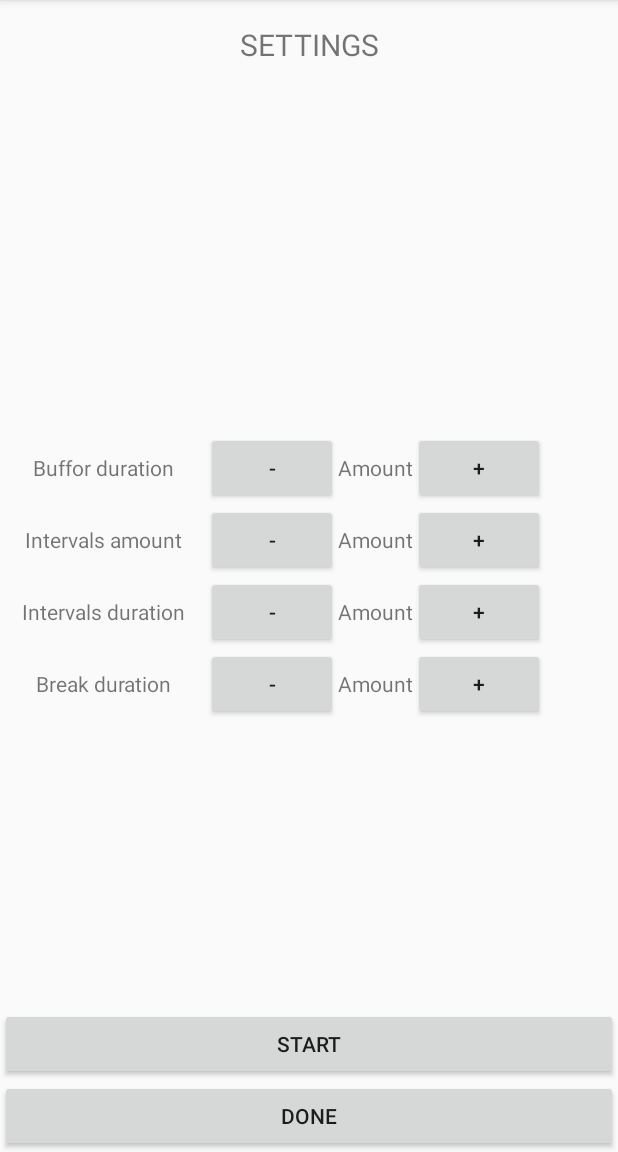
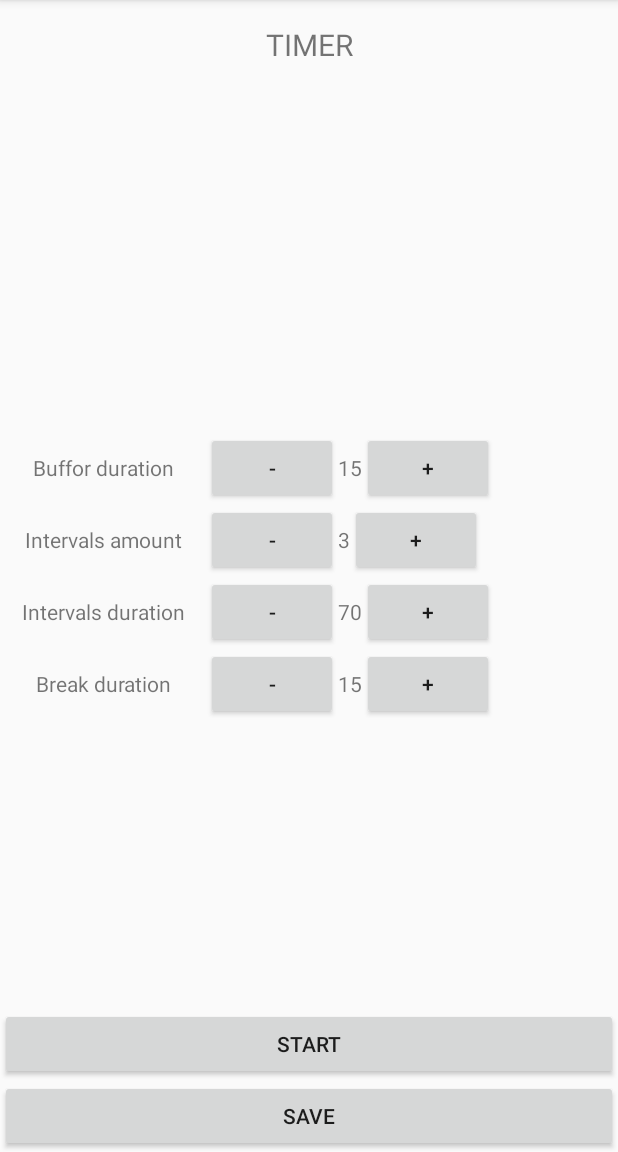
Before and after one commit to tpokora/boxingintervals, an Android app: the screen it shows after launch (MainActivity), after a tap on "SETTINGS", on a phone screen of 412 x 824 dp, the part 84-1236 px from its top. Run offline under Robolectric (Android 15) with nearby library versions, the phone set to English and light mode, and no system bars.

Commit message:
Setting SettingFragment values from propertiesfile

```diff
--- a/app/src/main/java/projects/tpokora/com/boxingintervals/fragments/SettingsFragment.java
+++ b/app/src/main/java/projects/tpokora/com/boxingintervals/fragments/SettingsFragment.java
@@ -4,7 +4,10 @@ import android.os.Bundle;
 import android.view.LayoutInflater;
 import android.view.View;
 import android.view.ViewGroup;
+import android.widget.Button;
+import android.widget.TextView;
 
+import projects.tpokora.com.boxingintervals.PropertyReader;
 import projects.tpokora.com.boxingintervals.R;
 
 /**
@@ -12,11 +15,48 @@ import projects.tpokora.com.boxingintervals.R;
  */
 public class SettingsFragment extends AbstractFragment {
 
+    private TextView bufforTextView;
+    private TextView intervalsAmountTextView;
+    private TextView intervalsDurationTextView;
+    private TextView breakDurationTextView;
+
+    private Button saveSettingsButton;
+
     @Override
     public View onCreateView(LayoutInflater layoutInflater, ViewGroup container, Bundle saveInstanceState) {
         setActivityTitle(getResources().getString(R.string.settings_fragment_header_string));
-        setSettingsButtonString(getResources().getString(R.string.settings_done_button_string));
+        setSettingsButtonString(getResources().getString(R.string.settings_save_button_string));
 
         return layoutInflater.inflate(R.layout.fragment_settings, container, false);
     }
+
+    @Override
+    public void onActivityCreated(Bundle savedInstanceState) {
+        super.onActivityCreated(savedInstanceState);
+        loadTimerProperties(getActivity().getApplicationContext());
+        setActivityTitle(getResources().getString(R.string.timer_fragment_header_string));
+        initSettingsUI();
+    }
+
+    private void initSettingsUI() {
+        bufforTextView = (TextView) getActivity().findViewById(R.id.buffor_amount);
+        bufforTextView.setText(Integer.toString(timerProperties.get(PropertyReader.BUFFOR)));
+
+        intervalsAmountTextView = (TextView) getActivity().findViewById(R.id.interval_amount);
+        intervalsAmountTextView.setText(Integer.toString(timerProperties.get(PropertyReader.INTERVALS)));
+
+        intervalsDurationTextView = (TextView) getActivity().findViewById(R.id.interval_duration_amount);
+        intervalsDurationTextView.setText(Integer.toString(timerProperties.get(PropertyReader.INTERVAL_DURATION)));
+
+        breakDurationTextView = (TextView) getActivity().findViewById(R.id.break_duration);
+        breakDurationTextView.setText(Integer.toString(timerProperties.get(PropertyReader.BREAK_DURATION)));
+
+        saveSettingsButton = (Button) getActivity().findViewById(R.id.settings_button);
+        saveSettingsButton.setOnClickListener(new View.OnClickListener() {
+            @Override
+            public void onClick(View v) {
+
+            }
+        });
+    }
 }
--- a/app/src/main/res/layout/fragment_settings.xml
+++ b/app/src/main/res/layout/fragment_settings.xml
@@ -149,7 +149,7 @@
                     android:text="@string/settings_decrease"/>
 
                 <TextView
-                    android:id="@+id/break_amount"
+                    android:id="@+id/break_duration"
                     android:layout_width="wrap_content"
                     android:layout_height="match_parent"
                     android:gravity="center"
--- a/app/src/main/res/values/strings.xml
+++ b/app/src/main/res/values/strings.xml
@@ -11,7 +11,7 @@
 
     <!-- Settings fragment strings -->
     <string name="settings_fragment_header_string">SETTINGS</string>
-    <string name="settings_done_button_string">DONE</string>
+    <string name="settings_save_button_string">SAVE</string>
     <string name="settings_buffor_duration_string">Buffor duration</string>
     <string name="settings_intervals_string">Intervals amount</string>
     <string name="settings_intervals_duration_string">Intervals duration</string>
```
